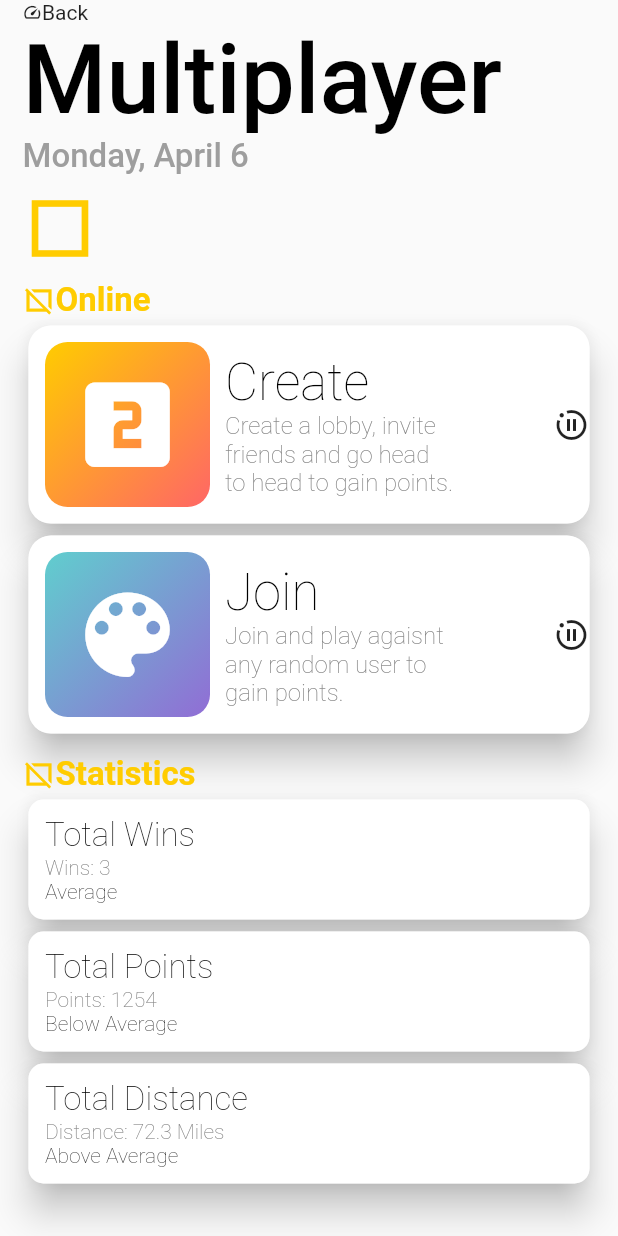
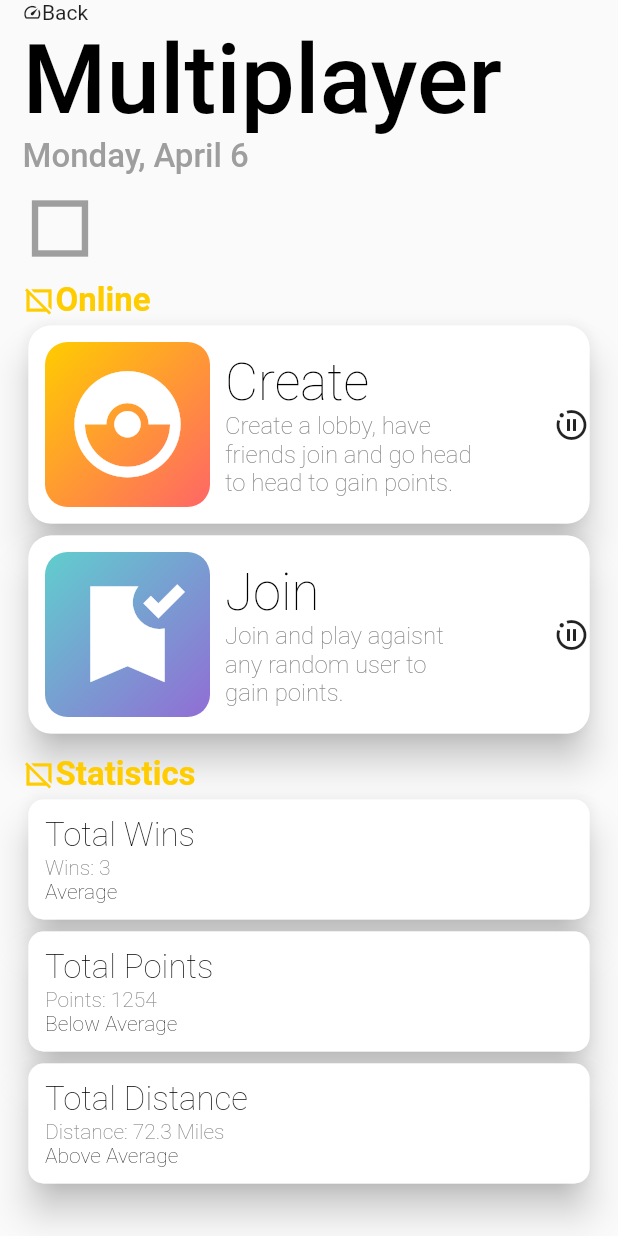
Before and after one commit to gfonsec2/Rider, a Flutter app: the Multiplayer screen opened directly, on a phone screen of 412 x 824 dp. Run offline on Flutter 3.47's test engine with Material 2 defaults, Android fonts, the phone set to English and light mode, and no system bars; our stand-ins replace cloud_firestore, firebase_auth, firebase_database, flutter_icons; missing offline and left inert: flutter_mailer; accounts and stored records are empty; Roboto replaces fonts that are missing (ProximaNova).

Commit message:
changed mult

```diff
--- a/lib/Multiplayer.dart
+++ b/lib/Multiplayer.dart
@@ -59,7 +59,7 @@ class _MultiplayerState extends State<Multiplayer> {
       padding: EdgeInsets.fromLTRB(0, 10, 0, 10),
       child: Row(
         children: <Widget>[
-          Icon(IconData(59475, fontFamily: 'MaterialIcons'), size: 50, color: Color(0xffffcc00)),
+          Icon(IconData(59475, fontFamily: 'MaterialIcons'), size: 50, color: Colors.grey),
           StreamBuilder(
             stream: Firestore.instance.collection('users').document(user.uid).snapshots(),
             builder: (context, snapshot) {
@@ -69,8 +69,8 @@ class _MultiplayerState extends State<Multiplayer> {
               var userDocument = snapshot.data;
               return Text(userDocument["username"],
                 style: TextStyle(
-                  fontSize: 34,
-                  fontWeight: FontWeight.w600,
+                  fontSize: 40,
+                  fontWeight: FontWeight.w200,
                   color: Color(0xffC4C4C4),
                 )
               );
@@ -128,7 +128,7 @@ class _MultiplayerState extends State<Multiplayer> {
                               end: Alignment.bottomRight,
                               colors: [Color(0xffFFCC00), Color(0xffFF6666)])),
                           child: Center(
-                            child: Icon(IconData(58298, fontFamily: 'MaterialIcons'), size: 75, color: Colors.white,),
+                            child: Icon(IconData(57671, fontFamily: 'MaterialIcons'), size: 85, color: Colors.white,),
                           ),
                         ),
                         SizedBox(width:10),
@@ -143,7 +143,7 @@ class _MultiplayerState extends State<Multiplayer> {
                                 color: Colors.black,
                               )
                             ),
-                            Text("Create a lobby, invite\nfriends and go head\nto head to gain points.",
+                            Text("Create a lobby, have\nfriends join and go head\nto head to gain points.",
                               style: TextStyle(
                                 fontSize: 16,
                                 fontWeight: FontWeight.w200,
@@ -194,7 +194,7 @@ class _MultiplayerState extends State<Multiplayer> {
                           end: Alignment.bottomRight,
                           colors: [Color(0xff60CECE), Color(0xff916DD5)])),
                       child: Center(
-                        child: Icon(IconData(59513, fontFamily: 'MaterialIcons'), size: 75, color: Colors.white,),
+                        child: Icon(IconData(59375, fontFamily: 'MaterialIcons'), size: 85, color: Colors.white,),
                       ),
                     ),
                     SizedBox(width:10),
```
Also changed, not shown: 3 other files.
